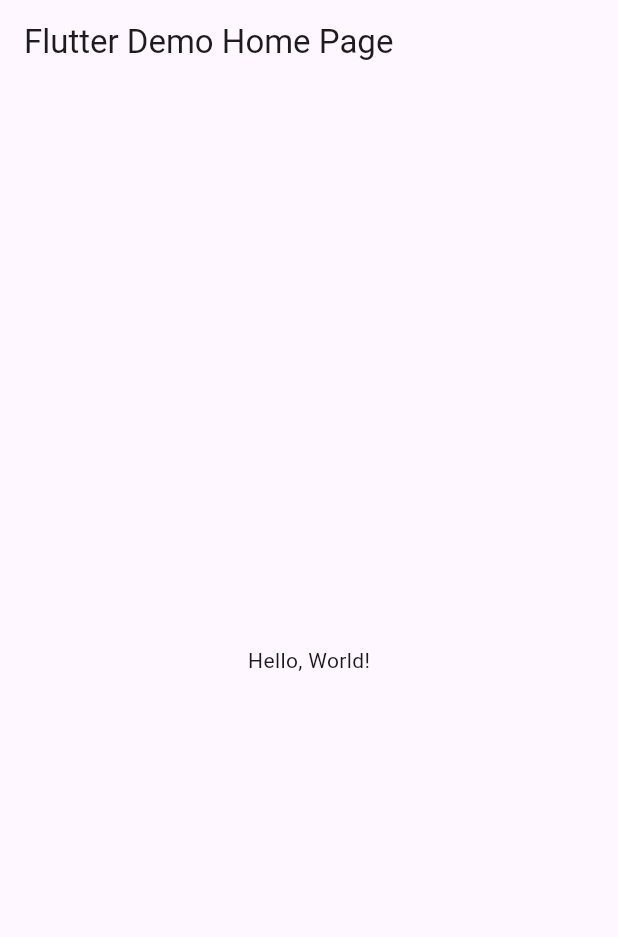
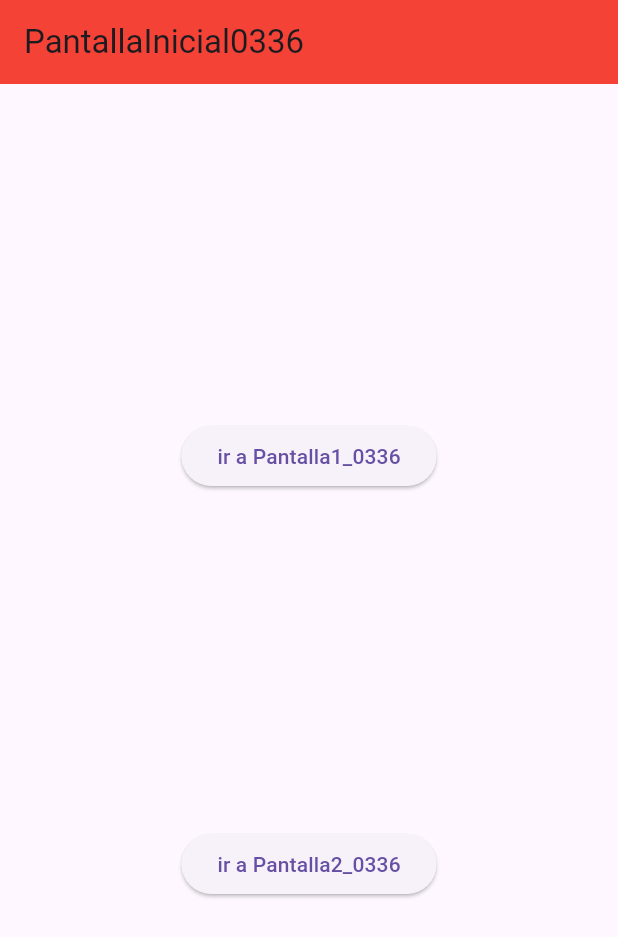
Before and after one commit to isaacChavezzz/p15RutasV2-0336, a Flutter app: the screen it shows after launch, on a phone screen of 412 x 824 dp. Shown: the top 937 px of the screen. Run offline on Flutter 3.47's test engine with Material 3 defaults, Android fonts, the phone set to English and light mode, and no system bars.

```diff
--- a/lib/main.dart
+++ b/lib/main.dart
@@ -1,43 +1,23 @@
 import 'package:flutter/material.dart';
+import 'package:chavez0336/pantalla2_0336.dart';
+import 'package:chavez0336/pantalla1_0336.dart';
+import 'package:chavez0336/pantallainicial_0336.dart';
 
-void main() => runApp(MyApp());
+void main() => runApp(const MiApp0336());
 
-class MyApp extends StatelessWidget {
-  const MyApp({super.key});
-  // This widget is the root of your application.
+class MiApp0336 extends StatelessWidget {
+  const MiApp0336({Key? key}) : super(key: key);
+
   @override
   Widget build(BuildContext context) {
     return MaterialApp(
-      // Application name
-      title: 'Flutter Hello World',
-      // Application theme data, you can set the colors for the application as
-      // you want
-      theme: ThemeData(
-        // useMaterial3: true,
-        primarySwatch: Colors.blue,
-      ),
-      // A widget which will be started on application startup
-      home: MyHomePage(title: 'Flutter Demo Home Page'),
+      debugShowCheckedModeBanner: false,
+      initialRoute: "/",
+      routes: {
+        "/": (context) => const PantallaInicial0336(),
+        "/Pantalla1_0336": (context) => const Pantalla1_0336(),
+        "/Pantalla2_0336": (context) => const Pantalla2_0336(),
+      },
     );
   }
 }
-
-class MyHomePage extends StatelessWidget {
-  final String title;
-  const MyHomePage({super.key, required this.title});
-
-  @override
-  Widget build(BuildContext context) {
-    return Scaffold(
-      appBar: AppBar(
-        // The title text which will be shown on the action bar
-        title: Text(title),
-      ),
-      body: Center(
-        child: Text(
-          'Hello, World!',
-        ),
-      ),
-    );
-  }
-}
--- /dev/null
+++ b/lib/pantalla2_0336.dart
@@ -0,0 +1,22 @@
+import 'package:flutter/material.dart';
+
+class Pantalla2_0336 extends StatelessWidget {
+  const Pantalla2_0336({Key? key}) : super(key: key);
+
+  @override
+  Widget build(BuildContext context) {
+    return Scaffold(
+      appBar: AppBar(
+        title: const Text("Pantalla2_0336"),
+      ),
+      body: Center(
+        child: Column(
+          mainAxisAlignment: MainAxisAlignment.center,
+          children: [
+            ElevatedButton(onPressed: () {}, child: const Text("Pantalla"))
+          ],
+        ),
+      ),
+    );
+  }
+}
--- /dev/null
+++ b/lib/pantallainicial_0336.dart
@@ -0,0 +1,32 @@
+import 'package:flutter/material.dart';
+
+class PantallaInicial0336 extends StatelessWidget {
+  const PantallaInicial0336({Key? key}) : super(key: key);
+
+  @override
+  Widget build(BuildContext context) {
+    return Scaffold(
+      appBar: AppBar(
+        title: const Text('PantallaInicial0336'),
+        backgroundColor: Colors.red,
+      ),
+      body: Center(
+        child: Column(
+          mainAxisAlignment: MainAxisAlignment.spaceEvenly,
+          children: [
+            ElevatedButton(
+                onPressed: () {
+                  Navigator.pushNamed(context, "/Pantalla1_0336");
+                },
+                child: const Text('ir a Pantalla1_0336')),
+            ElevatedButton(
+                onPressed: () {
+                  Navigator.pushNamed(context, "/Pantalla2_0336");
+                },
+                child: const Text('ir a Pantalla2_0336')),
+          ],
+        ),
+      ),
+    );
+  }
+}
```
Also changed, not shown: lib/pantalla1_0336.dart (added, +29 -0 lines).
